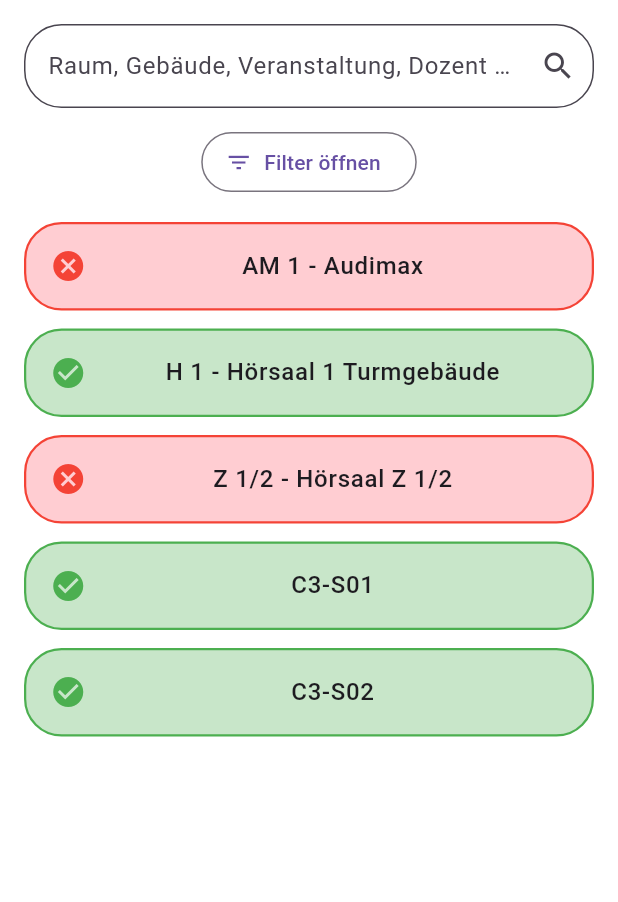
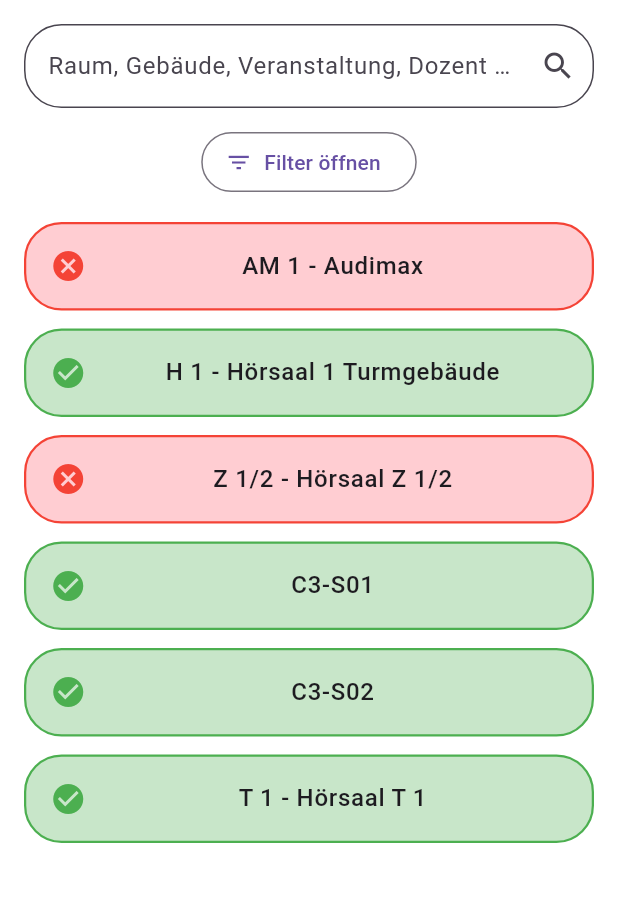
Before and after one commit to GomorrhaDev/Raumfinder, a Flutter app: the SearchScreen screen opened directly, on a phone screen of 412 x 824 dp, the part 84-986 px from its top. Run offline on Flutter 3.47's test engine with Material 3 defaults, Android fonts, the phone set to English and light mode, and no system bars; missing offline and left inert: flutter_osm_plugin.

Commit message:
More rooms

```diff
--- a/raumfinder/lib/data/mock_rooms.dart
+++ b/raumfinder/lib/data/mock_rooms.dart
@@ -3,7 +3,7 @@ import 'package:raumfinder/data/occupation.dart';
 import 'package:raumfinder/data/room.dart';
 
 final List<Room> mockRooms = [
-  Room(
+  Room( // AM 1 - Audimax
     name: "AM 1 - Audimax",
     building_name: "Audimax",
     building_number: "65",
@@ -59,7 +59,7 @@ final List<Room> mockRooms = [
     ]
   ),
 
-  Room(
+  Room( // H 1 - Hörsaal 1 Turmgebäude
     name: "H 1 - Hörsaal 1 Turmgebäude",
     building_name: "Turmgebäude",
     building_number: "70",
@@ -99,7 +99,7 @@ final List<Room> mockRooms = [
     ]
   ),
 
-  Room(
+  Room( // Hörsaal Z 1/2
     name: "Z 1/2 - Hörsaal Z 1/2",
     building_name: "Zentralklinikum",
     building_number: "40",
@@ -158,7 +158,7 @@ final List<Room> mockRooms = [
     ]
   ),
 
-  Room(
+  Room( // C3-S01
     name: "C3-S01",
     coordinates: Coordinates(latitude: 53.83636577406219, longitude: 10.702687773202845),
     building_name: "Container 3",
@@ -211,7 +211,7 @@ final List<Room> mockRooms = [
     ]
   ),
 
-  Room(
+  Room( // C3-S02
     name: "C3-S02",
     coordinates: Coordinates(latitude: 53.83636577406219, longitude: 10.702687773202845),
     building_name: "Container 3",
@@ -262,4 +262,45 @@ final List<Room> mockRooms = [
 
     ]
   ),
+  Room( // T 1 - Hörsaal T 1
+    name: "T 1 - Hörsaal T 1",
+    coordinates: Coordinates(latitude: 53.838025, longitude: 10.704336),
+    building_name: "Transitorium",
+    building_number: "53",
+    roomNumber: "053.000.00.902.00",
+    equipment: ["feste Bestuhlung", "Sitzreihen ansteigend", "Tafel", "Verdunklungsmöglichkeit", "Beamer", "PC"],
+    capacity: 162,
+    size: 235,
+    bookings: [
+      //Ferien
+      // Montag, 05.01.2026
+      Occupation(date: DateTime(2026, 1, 5, 08, 00), duration: Duration(minutes: 120), eventName: "Physio", instructor: "Oster"),
+      Occupation(date: DateTime(2026, 1, 5, 10, 00), duration: Duration(minutes: 120), eventName: "Seminar zu Promotion und Wissenschaftlichkeit in Studium / Praxis (ProWiSP): Methoden, Skills und Forschungsfelder / Kliniken / Institute (ehem. zentrales Doktorandensesminar)", instructor: "Noftz"),
+      Occupation(date: DateTime(2026, 1, 5, 12, 00), duration: Duration(hours: 2), eventName: "Hauptvorlesung HNO [HM5K08HNO VL]", instructor: "Bruchhage"),
+      Occupation(date: DateTime(2026, 1, 5, 14, 00), duration: Duration(hours: 2), eventName: "MPCKP04 Ü", instructor: "Abbas"),
+      Occupation(date: DateTime(2026, 1, 5, 16, 00), duration: Duration(hours: 2), eventName: "04. Humanmedizin: Querschnittsbereich Infektiologie u. Immunologie [MED5QB04 Infektio S]", instructor: "Rupp"),
+
+      // Dienstag, 06.01.2026
+      Occupation(date: DateTime(2026, 1, 6, 10, 15), duration: Duration(minutes: 105), eventName: "Vorlesung Augenheilkunde", instructor: "Grisanti"),
+      Occupation(date: DateTime(2026, 1, 6, 12, 15), duration: Duration(minutes: 45), eventName: "Dermatologie und Venerologie", instructor: "Terheyden"),
+      Occupation(date: DateTime(2026, 1, 6, 14, 00), duration: Duration(hours: 2), eventName: "Ana1KP09 UE (MLS)", instructor: "Shoppert"),
+      Occupation(date: DateTime(2026, 1, 6, 16, 00), duration: Duration(hours: 2), eventName: "Sicheres SW V", instructor: "Leuker"),
+
+      // Mittwoch, 07.01.2026
+      Occupation(date: DateTime(2026, 1, 7, 10, 00), duration: Duration(minutes: 120), eventName: "01. Humanmedizin Theorie: Medizinische Mikrobiologie, Hygiene und Virologie [MED3EF10 Mikrobio VL]", instructor: "Rupp"),
+      Occupation(date: DateTime(2026, 1, 7, 13, 00), duration: Duration(hours: 1), eventName: "Vorl. Ortho/Rheumat.", instructor: "Russlies"),
+
+      // Donnerstag, 08.01.2026
+      Occupation(date: DateTime(2026, 1, 8, 08, 00), duration: Duration(minutes: 120), eventName: "Mikrobiologie /MZ 3000/ Vorlesung MLS", instructor: "Friedrich"),
+      Occupation(date: DateTime(2026, 1, 8, 10, 00), duration: Duration(hours: 2), eventName: "Theoretische Informatik / CS2000 / Vorlesung", instructor: "Tantau"),
+      Occupation(date: DateTime(2026, 1, 8, 12, 00), duration: Duration(hours: 1), eventName: "DIAGRAD5", instructor: "Barkhausen"),
+      Occupation(date: DateTime(2026, 1, 8, 14, 00), duration: Duration(hours: 2), eventName: "Biologische Psychologie / PY2000-KP07 / Vorlesung", instructor: "Anders"),
+
+      // Freitag, 09.01.2026
+      Occupation(date: DateTime(2026, 1, 9, 10, 00), duration: Duration(hours: 2), eventName: "01. Humanmedizin Theorie: Medizinische Mikrobiologie, Hygiene und Virologie [MED3EF10 Mikrobio VL]", instructor: "Rupp"),
+      Occupation(date: DateTime(2026, 1, 9, 12, 00), duration: Duration(hours: 2), eventName: "Testtheorie / Vorlesung", instructor: "Utesch"),
+      Occupation(date: DateTime(2026, 1, 9, 15, 30), duration: Duration(hours: 2), eventName: "GdS", instructor: "Utesch"),
+
+    ]
+  ),
 ];
--- a/raumfinder/lib/widgets/filter_dialog.dart
+++ b/raumfinder/lib/widgets/filter_dialog.dart
@@ -22,6 +22,7 @@ class _FilterDialogState extends State<FilterDialog> {
     'Audimax',
     'Zentralklinikum'
     'Turmgebäude',
+    'Transitorium',
     'MFC8',
     'MFC9',
     'Container 3',
```
